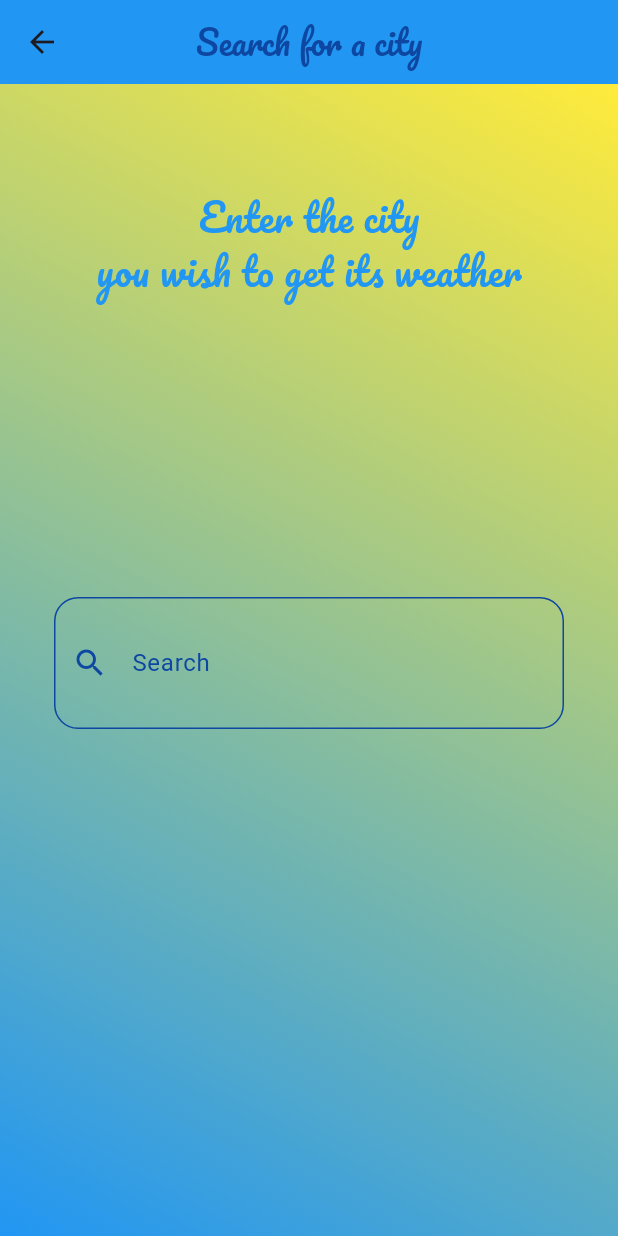
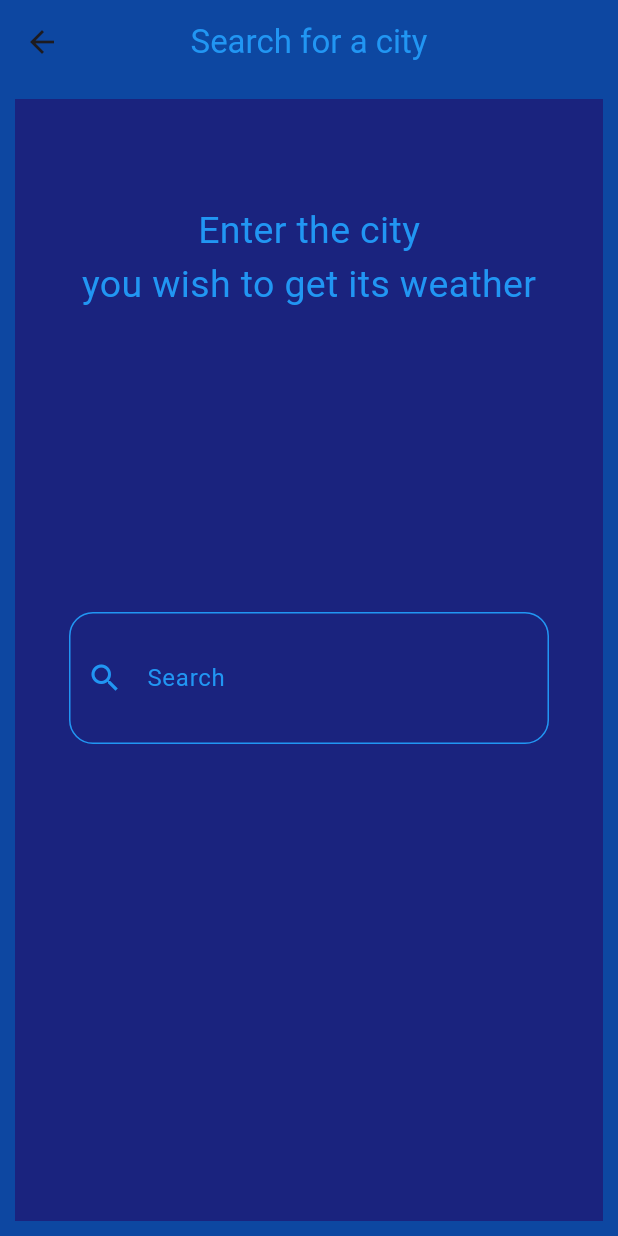
Before and after one commit to AhmedMKV/weather_app, a Flutter app: the screen it shows after launch, after a tap on the "search" icon, on a phone screen of 412 x 824 dp. Run offline on Flutter 3.47's test engine with Material 3 defaults, Android fonts, the light colour scheme and no system bars; our stand-ins replace dio, flutter_bloc; network calls fail.

Commit message:
change colors and fonts

```diff
--- a/lib/constants.dart
+++ b/lib/constants.dart
@@ -1,3 +1,3 @@
 import 'package:flutter/material.dart';
 
-const Color kTextColor =  Color(0xFF0D47A1);
+const Color kTextColor =  Colors.blue;
--- a/lib/views/home_view.dart
+++ b/lib/views/home_view.dart
@@ -18,12 +18,13 @@ class _HomeViewState extends State<HomeView> {
   @override
   Widget build(BuildContext context) {
     return Scaffold(
+      backgroundColor: Color(0xFF0D47A1),
       appBar: AppBar(
-        backgroundColor: Colors.blue,
+        backgroundColor: Colors.transparent,
         centerTitle: true,
         title: Text(
           'Weather app',
-          style: TextStyle(color: Color(0xFF0D47A1), fontFamily: 'Pacifico'),
+          style: TextStyle(color: Colors.blue),
         ),
         actions: [
           IconButton(
@@ -39,21 +40,19 @@ class _HomeViewState extends State<HomeView> {
             },
             icon: Icon(
               Icons.search,
-              color: Color(0xFF0D47A1),
+              color: Colors.blue,
+
             ),
           )
         ],
       ),
-      body: Container(
+      body:
+
+      Container(
+        margin: EdgeInsets.all(10),
         decoration: BoxDecoration(
-            gradient: LinearGradient(
-          begin: Alignment.topRight,
-          end: Alignment.bottomLeft,
-          colors: [
-            Colors.yellow,
-            Colors.blue,
-          ],
-        )),
+          color: Color(0xFF1A237E),
+        ),
         child: BlocBuilder<GetWeatherCubit, WeatherState>(
           builder: (context, state) {
             if (state is WeatherInitialState) {
--- a/lib/views/search_view.dart
+++ b/lib/views/search_view.dart
@@ -8,12 +8,13 @@ class SearchView extends StatelessWidget {
   @override
   Widget build(BuildContext context) {
     return Scaffold(
+        backgroundColor: Color(0xFF0D47A1),
         appBar: AppBar(
-          backgroundColor: Colors.blue,
+          backgroundColor: Colors.transparent,
           centerTitle: true,
           title: Text(
             'Search for a city',
-            style: TextStyle(color: Color(0xFF0D47A1), fontFamily: 'Pacifico'),
+            style: TextStyle(color: Colors.blue,),
           ),
         ),
         body: SearchViewBody());
--- a/lib/widgets/search_view_body.dart
+++ b/lib/widgets/search_view_body.dart
@@ -9,15 +9,10 @@ class SearchViewBody extends StatelessWidget {
   @override
   Widget build(BuildContext context) {
     return Container(
+      margin: EdgeInsets.all(10),
       decoration: BoxDecoration(
-          gradient: LinearGradient(
-            begin: Alignment.topRight,
-            end: Alignment.bottomLeft,
-            colors: [
-              Colors.yellow,
-              Colors.blue,
-            ],
-          )),
+        color: Color(0xFF1A237E),
+      ),
       child: Padding(
         padding: const EdgeInsets.symmetric(horizontal: 16),
         child: Center(
@@ -31,12 +26,12 @@ class SearchViewBody extends StatelessWidget {
                 Text(
                   'Enter the city',
                   style: TextStyle(
-                      color: Colors.blue, fontFamily: 'Pacifico', fontSize: 25),
+                      color: Colors.blue,  fontSize: 25),
                 ),
                 Text(
                   'you wish to get its weather',
                   style: TextStyle(
-                      color: Colors.blue, fontFamily: 'Pacifico', fontSize: 25),
+                      color: Colors.blue, fontSize: 25),
                 ),
                 SizedBox(
                   height: 200,
@@ -53,17 +48,17 @@ class SearchViewBody extends StatelessWidget {
                       contentPadding:
                       EdgeInsets.symmetric(horizontal: 16, vertical: 32),
                       label: Text('Search'),
-                      labelStyle: TextStyle(color: Color(0xFF0D47A1),),
+                      labelStyle: TextStyle(color:Colors.blue,),
                       hintText: 'Enter the city name',
-                      hintStyle: TextStyle(color: Color(0xFF0D47A1),),
+                      hintStyle: TextStyle(color: Colors.blue,),
                       prefixIcon: Icon(Icons.search),
-                      prefixIconColor: Color(0xFF0D47A1),
+                      prefixIconColor: Colors.blue,
                       enabledBorder: OutlineInputBorder(
                           borderRadius: BorderRadius.circular(16),
-                          borderSide: BorderSide(color: Color(0xFF0D47A1),)),
+                          borderSide: BorderSide(color:Colors.blue,)),
                       focusedBorder: OutlineInputBorder(
                           borderRadius: BorderRadius.circular(16),
-                          borderSide: BorderSide(color: Color(0xFF0D47A1),))),
+                          borderSide: BorderSide(color: Colors.blue,))),
                 ),
               ],
             ),
--- a/lib/widgets/weather_info.dart
+++ b/lib/widgets/weather_info.dart
@@ -17,7 +17,7 @@ class WeatherInfo extends StatelessWidget {
             Text(
               weatherModel.cityName,
               style: TextStyle(
-                  fontSize: 66, color: kTextColor, fontFamily: 'Pacifico'),
+                  fontSize: 66, color: kTextColor,),
             ),
             SizedBox(
               height: 20,
@@ -38,13 +38,13 @@ class WeatherInfo extends StatelessWidget {
                 Text(
                   '${weatherModel.temp}',
                   style: TextStyle(
-                      color: kTextColor, fontSize: 60, fontFamily: 'Pacifico'),
+                      color: kTextColor, fontSize: 60),
                 ),
                 Spacer(),
                 Text(
                   weatherModel.weatherCondition,
                   style: TextStyle(
-                      color: kTextColor, fontSize: 30, fontFamily: 'Pacifico'),
+                      color: kTextColor, fontSize: 30),
                 ),
               ],
             ),
@@ -54,7 +54,7 @@ class WeatherInfo extends StatelessWidget {
             Text(
               'Max Temp : ${weatherModel.maxTemp}',
               style: TextStyle(
-                  color: kTextColor, fontSize: 35, fontFamily: 'Pacifico'),
+                  color: kTextColor, fontSize: 35),
             ),
             SizedBox(
               height: 20,
@@ -62,7 +62,7 @@ class WeatherInfo extends StatelessWidget {
             Text(
               'Min Temp : ${weatherModel.minTemp}',
               style: TextStyle(
-                  color: kTextColor, fontSize: 35, fontFamily: 'Pacifico'),
+                  color: kTextColor, fontSize: 35),
             ),
             SizedBox(
               height: 20,
@@ -70,7 +70,7 @@ class WeatherInfo extends StatelessWidget {
             Text(
               'last update at ${weatherModel.date.hour}:${weatherModel.date.minute}',
               style: TextStyle(
-                  color: kTextColor, fontSize: 28, fontFamily: 'Pacifico'),
+                  color: kTextColor, fontSize: 28),
             )
           ],
         ),
```
